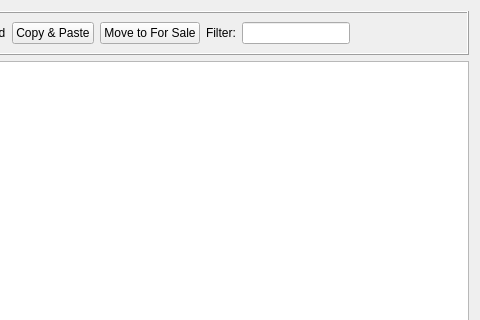
Qt form src/Applications/BrickMoneyDesktop/src/InStock.ui (tlaemmlein/BrickMoney) before a commit; both pictures show x 159 to 639 and y 0 to 320 of the 639 by 484 pixel window.
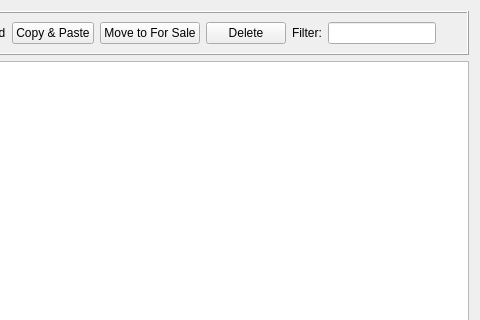
The same form after that commit.

Commit message: Delete of LegoSets is possible

Diff of the .ui file:
```diff
--- a/src/Applications/BrickMoneyDesktop/src/InStock.ui
+++ b/src/Applications/BrickMoneyDesktop/src/InStock.ui
@@ -57,6 +57,13 @@
         </property>
        </widget>
       </item>
+      <item>
+       <widget class="QPushButton" name="deletePushButton">
+        <property name="text">
+         <string>Delete</string>
+        </property>
+       </widget>
+      </item>
       <item>
        <widget class="QLabel" name="filterLabel">
         <property name="text">
```
The commit also changes 5 other files.
